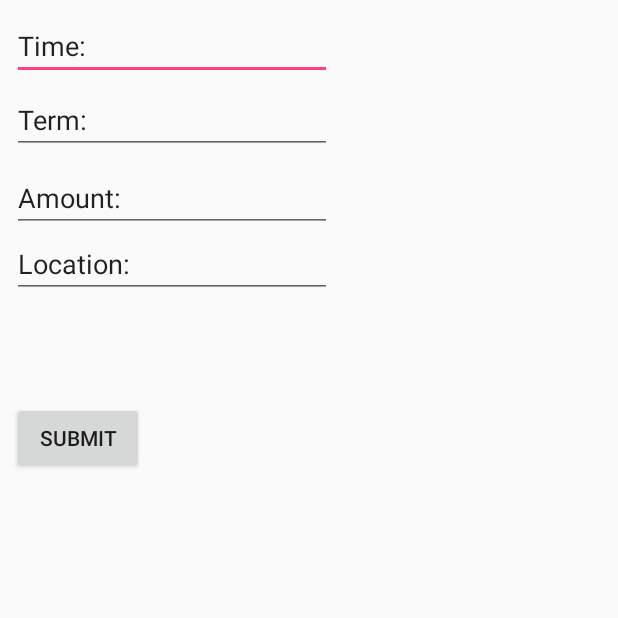
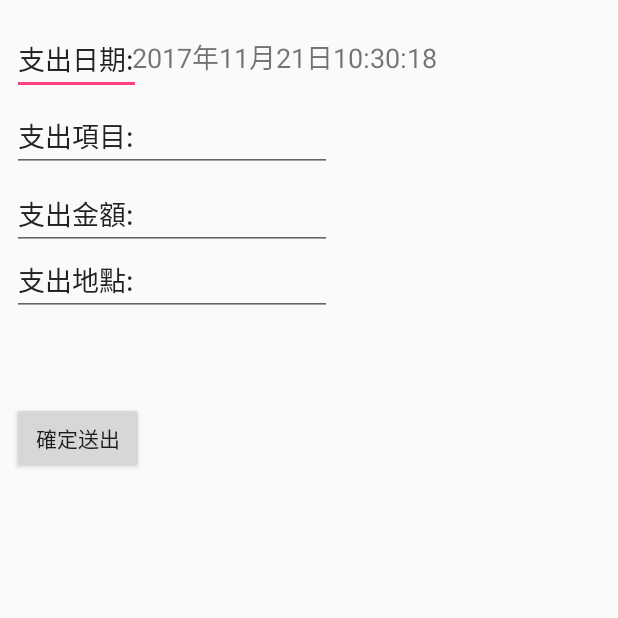
Before and after one commit to e11491576/ProjectApp, an Android app: the AddActivity screen opened directly, with no data from a screen before it, on a phone screen of 412 x 824 dp, the top half of it. Run offline under Robolectric (Android 15) with nearby library versions, the phone set to English and light mode, and no system bars.

Commit message:
Add_not_finished

```diff
--- a/app/src/main/java/com/example/kevin/projectapp/AddActivity.java
+++ b/app/src/main/java/com/example/kevin/projectapp/AddActivity.java
@@ -1,28 +1,39 @@
 package com.example.kevin.projectapp;
 
+import android.content.Intent;
 import android.support.v7.app.AppCompatActivity;
 import android.os.Bundle;
 import android.view.View;
 import android.widget.Button;
 import android.widget.EditText;
+import android.widget.TextView;
 import android.widget.Toast;
+
+import java.text.SimpleDateFormat;
+import java.util.Date;
 
 public class AddActivity extends AppCompatActivity {
     DatabaseHelper myDb;
     EditText editTime, editTerm, editAmount, editLocation;
     Button btnSubmit;
-
+    TextView currentTime;
+    SimpleDateFormat formatter = new SimpleDateFormat("yyyy年MM月dd日HH:mm:ss");
+    Date curDate = new Date(System.currentTimeMillis()) ; // 獲取當前時間
+    String str = formatter.format(curDate);
     @Override
     protected void onCreate(Bundle savedInstanceState) {
         super.onCreate(savedInstanceState);
         setContentView(R.layout.activity_add);
         myDb = new DatabaseHelper(this);
 
+
         editTime = (EditText) findViewById(R.id.editText);
         editTerm = (EditText) findViewById(R.id.editText2);
         editAmount = (EditText) findViewById(R.id.editText3);
         editLocation = (EditText) findViewById(R.id.editText4);
         btnSubmit = (Button) findViewById(R.id.button2);
+        currentTime=(TextView)findViewById(R.id.textView);
+        currentTime.setText(str);//set_curret_time
         AddData();
     }
 
@@ -35,10 +46,14 @@ public class AddActivity extends AppCompatActivity {
                             editTerm.getText().toString(),
                             editAmount.getText().toString(),
                             editLocation.getText().toString());
-                        if(isInserted=true)
-                            Toast.makeText(AddActivity.this,"Data Inserted",Toast.LENGTH_LONG).show();
+                        if(isInserted=true) {
+                            Toast.makeText(AddActivity.this, "帳目輸入成功", Toast.LENGTH_LONG).show();
+                            Intent intent =new Intent();
+                            intent.setClass(AddActivity.this,MainActivity.class);
+                            startActivity(intent);
+                        }
                         else
-                            Toast.makeText(AddActivity.this,"Data not Inserted",Toast.LENGTH_LONG).show();
+                            Toast.makeText(AddActivity.this,"帳目輸入失敗",Toast.LENGTH_LONG).show();
                     }
                 }
         );
--- a/app/src/main/java/com/example/kevin/projectapp/DatabaseHelper.java
+++ b/app/src/main/java/com/example/kevin/projectapp/DatabaseHelper.java
@@ -3,6 +3,9 @@ import android.content.ContentValues;
 import android.content.Context;
 import android.database.sqlite.SQLiteDatabase;
 import android.database.sqlite.SQLiteOpenHelper;
+
+import java.text.SimpleDateFormat;
+import java.util.Date;
 
 /**
  * Created by programming on 2017/11/14.
@@ -12,11 +15,12 @@ import android.database.sqlite.SQLiteOpenHelper;
 public class DatabaseHelper extends SQLiteOpenHelper {
     public static final int VERSION = 1;
     // tableName
+
     public static final String tableName = "account";
     //id
     public static final String keyID = "_id";
     //remain _column
-    public static final String dataTime_column = "time";
+    public static final String dataTime_column ="time";
     public static final String term_column = "term";
     public static final String amount_column="amount";
     public static final String comsumeLocation_column="comsumeLocation";
@@ -26,6 +30,11 @@ public class DatabaseHelper extends SQLiteOpenHelper {
             super(context, DB_name, null, VERSION);
           //  SQLiteDatabase db = this.getWritableDatabase();
     }
+
+
+    SimpleDateFormat formatter = new SimpleDateFormat("yyyy年MM月dd日HH:mm:ss");
+    Date curDate = new Date(System.currentTimeMillis()) ; // 獲取當前時間
+    String str = formatter.format(curDate);
 
 
     @Override
@@ -39,6 +48,7 @@ public class DatabaseHelper extends SQLiteOpenHelper {
         onCreate(db);
     }
     public boolean insertData (String dataTime, String term, String amount, String comsumeLocation){
+        dataTime=str;
         SQLiteDatabase db = this.getWritableDatabase();
         ContentValues contentValues = new ContentValues();
         contentValues.put(dataTime_column,dataTime);
--- a/app/src/main/java/com/example/kevin/projectapp/MainActivity.java
+++ b/app/src/main/java/com/example/kevin/projectapp/MainActivity.java
@@ -15,9 +15,6 @@ public class MainActivity extends AppCompatActivity {
         super.onCreate(savedInstanceState);
         setContentView(R.layout.activity_main);
 
-
-
-        //construct a database
 
 
         button1 =(ImageButton)findViewById(R.id.imageButton1);
--- a/app/src/main/res/layout/activity_add.xml
+++ b/app/src/main/res/layout/activity_add.xml
@@ -8,13 +8,13 @@
 
     <EditText
         android:id="@+id/editText"
-        android:layout_width="wrap_content"
+        android:layout_width="86dp"
         android:layout_height="wrap_content"
         android:layout_marginStart="8dp"
-        android:layout_marginTop="8dp"
+        android:layout_marginTop="16dp"
         android:ems="10"
         android:inputType="textPersonName"
-        android:text="Time:"
+        android:text="支出日期:"
         app:layout_constraintStart_toStartOf="parent"
         app:layout_constraintTop_toTopOf="parent" />
 
@@ -25,7 +25,7 @@
         android:layout_marginTop="4dp"
         android:ems="10"
         android:inputType="textPersonName"
-        android:text="Term:"
+        android:text="支出項目:"
         app:layout_constraintStart_toStartOf="@+id/editText"
         app:layout_constraintTop_toBottomOf="@+id/editText" />
 
@@ -36,7 +36,7 @@
         android:layout_marginTop="44dp"
         android:ems="10"
         android:inputType="textPersonName"
-        android:text="Location:"
+        android:text="支出地點:"
         app:layout_constraintStart_toStartOf="@+id/editText3"
         app:layout_constraintTop_toTopOf="@+id/editText3" />
 
@@ -46,7 +46,7 @@
         android:layout_height="wrap_content"
         android:layout_marginStart="8dp"
         android:layout_marginTop="268dp"
-        android:text="Submit"
+        android:text="確定送出"
         app:layout_constraintStart_toStartOf="parent"
         app:layout_constraintTop_toTopOf="parent" />
 
@@ -58,7 +58,17 @@
         android:layout_marginTop="52dp"
         android:ems="10"
         android:inputType="number"
-        android:text="Amount:"
+        android:text="支出金額:"
         app:layout_constraintStart_toStartOf="@+id/editText2"
         app:layout_constraintTop_toTopOf="@+id/editText2" />
+
+    <TextView
+        android:id="@+id/textView"
+        android:layout_width="252dp"
+        android:layout_height="43dp"
+        android:layout_marginStart="80dp"
+        android:layout_marginTop="24dp"
+        android:textSize="18sp"
+        app:layout_constraintStart_toStartOf="@+id/editText"
+        app:layout_constraintTop_toTopOf="parent" />
 </android.support.constraint.ConstraintLayout>
```
